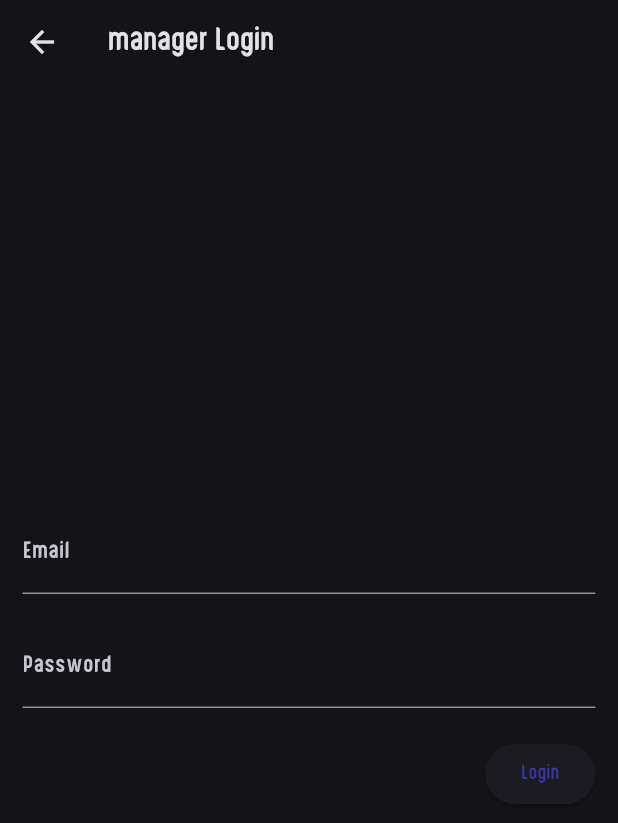
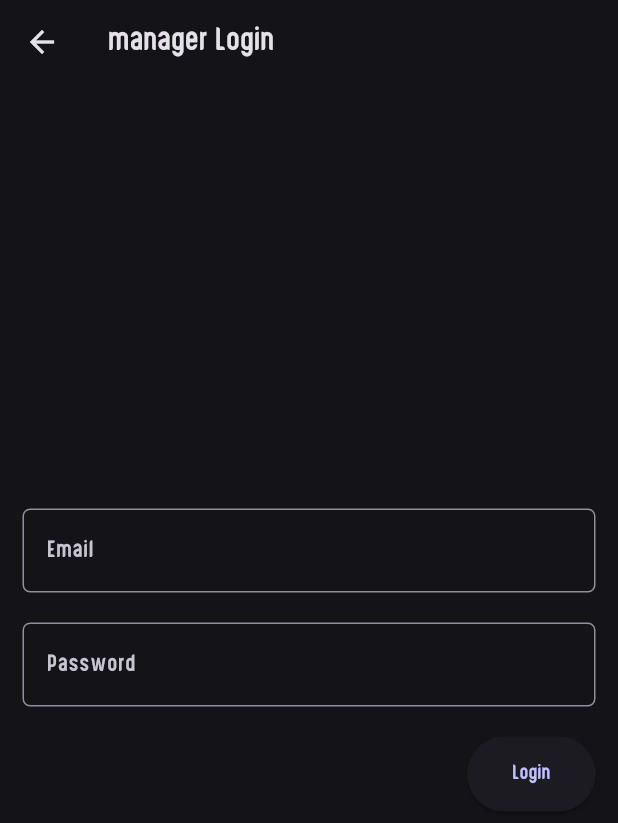
Before and after one commit to HossamRamadan667/comicsawy, a Flutter app: the Login screen opened directly, on a phone screen of 412 x 824 dp. Shown: the top 823 px of the screen. Run offline on Flutter 3.47's test engine with Material 2 defaults, Android fonts, the light colour scheme and no system bars; our stand-ins replace firebase_auth, firebase_core, firebase_storage, flutter_riverpod, just_audio, shared_preferences; accounts and stored records are empty; network calls fail.

Commit message:
move theme to separated file

```diff
--- /dev/null
+++ b/lib/themes/dark_theme.dart
@@ -0,0 +1,22 @@
+import 'package:flutter/material.dart';
+
+var darkTheme = ThemeData(
+    useMaterial3: true,
+    colorScheme: ColorScheme.fromSeed(
+      seedColor: const Color(0xff3638a3),
+      brightness: Brightness.dark,
+    ),
+    elevatedButtonTheme: ElevatedButtonThemeData(
+      style: ElevatedButton.styleFrom(
+        padding: const EdgeInsets.symmetric(
+          horizontal: 30,
+          vertical: 15,
+        ),
+      ),
+    ),
+    inputDecorationTheme: const InputDecorationTheme().copyWith(
+      border: const OutlineInputBorder(
+        borderRadius: BorderRadius.all(Radius.circular(5.0)),
+      ),
+    ),
+    fontFamily: 'khebrat');
```
Also changed, not shown: lib/main.dart (+3 -8 lines).
